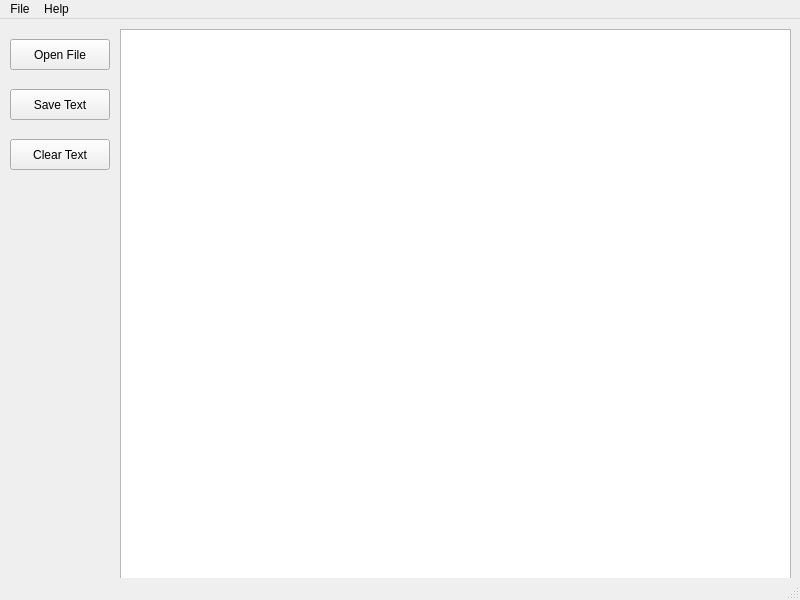
The window that design.ui (QINLIMIN/tcp_terminal) describes before a commit, drawn with Qt 5.
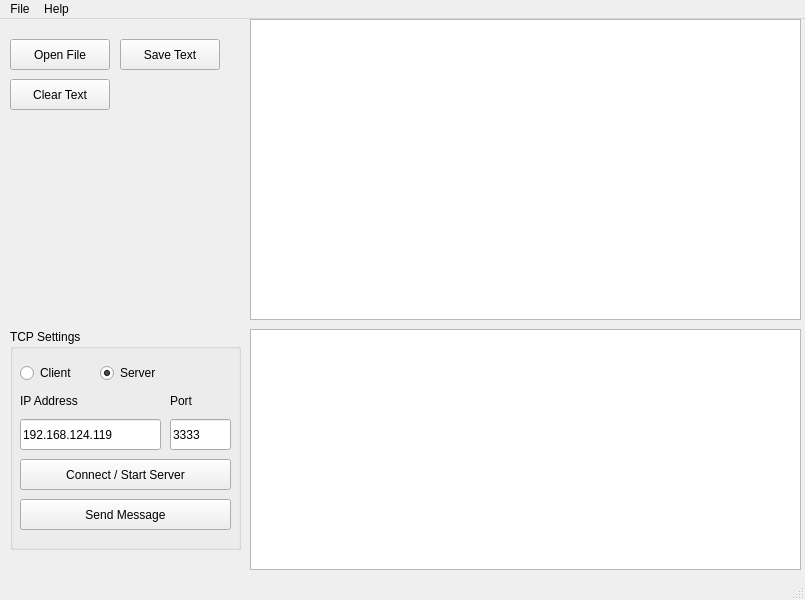
The same window after the commit.

Commit message: global changes of design and functions

```diff
--- a/design.ui
+++ b/design.ui
@@ -6,7 +6,7 @@
    <rect>
     <x>0</x>
     <y>0</y>
-    <width>800</width>
+    <width>805</width>
     <height>600</height>
    </rect>
   </property>
@@ -30,8 +30,8 @@
    <widget class="QPushButton" name="saveText">
     <property name="geometry">
      <rect>
-      <x>10</x>
-      <y>70</y>
+      <x>120</x>
+      <y>20</y>
       <width>100</width>
       <height>31</height>
      </rect>
@@ -43,10 +43,10 @@
    <widget class="QTextEdit" name="textBrowser">
     <property name="geometry">
      <rect>
-      <x>120</x>
-      <y>10</y>
-      <width>671</width>
-      <height>551</height>
+      <x>250</x>
+      <y>0</y>
+      <width>551</width>
+      <height>301</height>
      </rect>
     </property>
    </widget>
@@ -54,7 +54,7 @@
     <property name="geometry">
      <rect>
       <x>10</x>
-      <y>120</y>
+      <y>60</y>
       <width>100</width>
       <height>31</height>
      </rect>
@@ -63,13 +63,146 @@
      <string>Clear Text</string>
     </property>
    </widget>
+   <widget class="QGroupBox" name="groupBox">
+    <property name="geometry">
+     <rect>
+      <x>10</x>
+      <y>310</y>
+      <width>231</width>
+      <height>221</height>
+     </rect>
+    </property>
+    <property name="title">
+     <string>TCP Settings</string>
+    </property>
+    <widget class="QLabel" name="label">
+     <property name="geometry">
+      <rect>
+       <x>10</x>
+       <y>60</y>
+       <width>91</width>
+       <height>23</height>
+      </rect>
+     </property>
+     <property name="text">
+      <string>IP Address</string>
+     </property>
+    </widget>
+    <widget class="QPushButton" name="btn_tcpConnect">
+     <property name="geometry">
+      <rect>
+       <x>10</x>
+       <y>130</y>
+       <width>211</width>
+       <height>31</height>
+      </rect>
+     </property>
+     <property name="text">
+      <string>Connect / Start Server</string>
+     </property>
+    </widget>
+    <widget class="QLineEdit" name="txt_port">
+     <property name="geometry">
+      <rect>
+       <x>160</x>
+       <y>90</y>
+       <width>61</width>
+       <height>31</height>
+      </rect>
+     </property>
+     <property name="text">
+      <string>3333</string>
+     </property>
+    </widget>
+    <widget class="QRadioButton" name="radioClient">
+     <property name="geometry">
+      <rect>
+       <x>10</x>
+       <y>30</y>
+       <width>71</width>
+       <height>28</height>
+      </rect>
+     </property>
+     <property name="text">
+      <string>Client</string>
+     </property>
+    </widget>
+    <widget class="QRadioButton" name="radioServer">
+     <property name="geometry">
+      <rect>
+       <x>90</x>
+       <y>30</y>
+       <width>81</width>
+       <height>28</height>
+      </rect>
+     </property>
+     <property name="text">
+      <string>Server</string>
+     </property>
+     <property name="checked">
+      <bool>true</bool>
+     </property>
+    </widget>
+    <widget class="QLineEdit" name="txt_ip">
+     <property name="geometry">
+      <rect>
+       <x>10</x>
+       <y>90</y>
+       <width>141</width>
+       <height>31</height>
+      </rect>
+     </property>
+     <property name="inputMethodHints">
+      <set>Qt::ImhPreferNumbers</set>
+     </property>
+     <property name="text">
+      <string>192.168.124.119</string>
+     </property>
+    </widget>
+    <widget class="QPushButton" name="btn_send">
+     <property name="geometry">
+      <rect>
+       <x>10</x>
+       <y>170</y>
+       <width>211</width>
+       <height>31</height>
+      </rect>
+     </property>
+     <property name="text">
+      <string>Send Message</string>
+     </property>
+    </widget>
+    <widget class="QLabel" name="label_2">
+     <property name="geometry">
+      <rect>
+       <x>160</x>
+       <y>60</y>
+       <width>41</width>
+       <height>23</height>
+      </rect>
+     </property>
+     <property name="text">
+      <string>Port</string>
+     </property>
+    </widget>
+   </widget>
+   <widget class="QTextEdit" name="textEdit">
+    <property name="geometry">
+     <rect>
+      <x>250</x>
+      <y>310</y>
+      <width>551</width>
+      <height>241</height>
+     </rect>
+    </property>
+   </widget>
   </widget>
   <widget class="QMenuBar" name="menubar">
    <property name="geometry">
     <rect>
      <x>0</x>
      <y>0</y>
-     <width>800</width>
+     <width>805</width>
      <height>31</height>
     </rect>
    </property>
```
Left out of the diff: 2 changed lines with no effect on the pictures. The commit also changes 3 other files.
